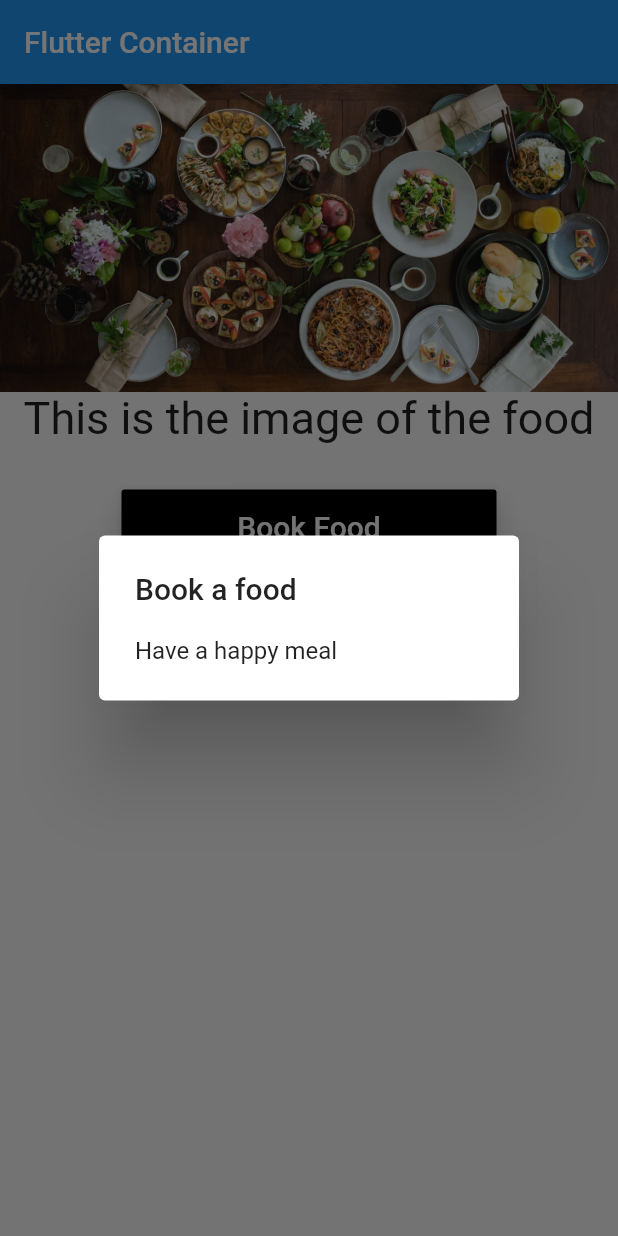
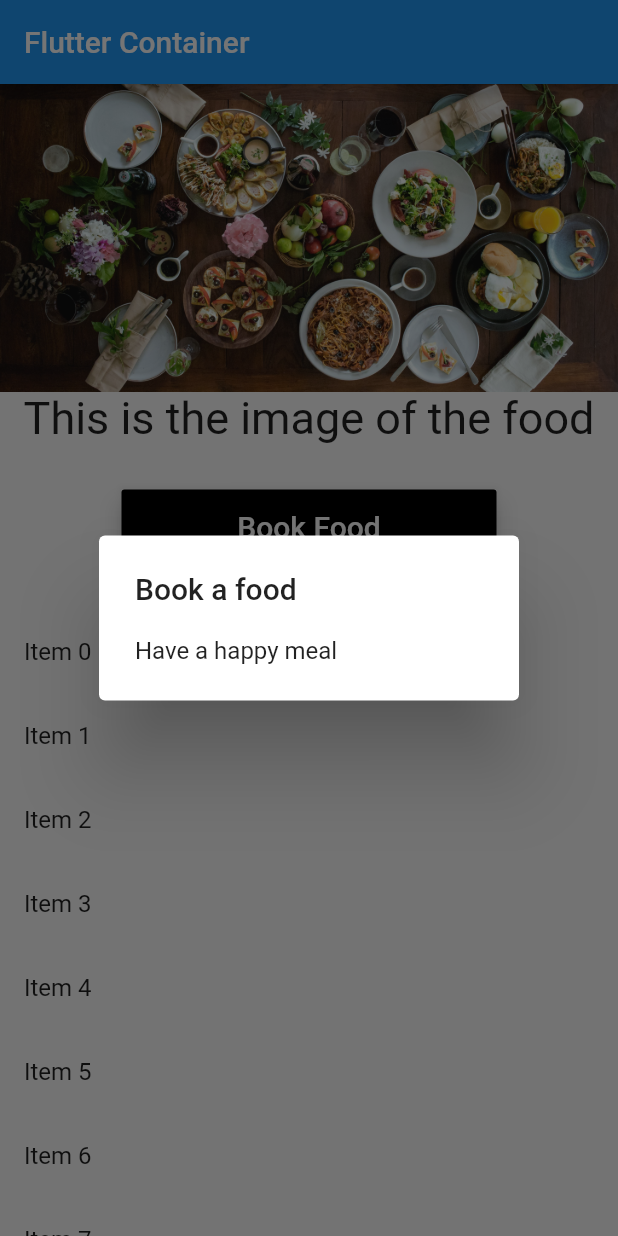
Before and after one commit to ajitkbaral/First-Flutter-App, a Flutter app: the screen it shows after launch, after a tap on "Book Food", on a phone screen of 412 x 824 dp. Run offline on Flutter 3.47's test engine with Material 2 defaults, Android fonts, the phone set to English and light mode, and no system bars.

Commit message:
Long list view added

```diff
--- a/lib/app_screens/home.dart
+++ b/lib/app_screens/home.dart
@@ -14,12 +14,40 @@ class Home extends StatelessWidget {
             "This is the image of the food",
             style: TextStyle(fontSize: 30.0),
           ),
-          FoodBookButton()
+          FoodBookButton(),
+          Expanded(
+            child: getListView(),
+          )
         ],
       )
 
     );
   }
+}
+
+//Create a data source for list view
+
+List<String> getListElements() {
+  var items = List<String>.generate(100, (counter)=>"Item $counter");
+  return items;
+}
+
+Widget getListView() {
+  var listItems = getListElements();
+
+  var listView = ListView.builder(
+    itemCount: listItems.length,
+    itemBuilder: (context, index) {
+      return ListTile(
+        title: Text(listItems[index]),
+        onTap: () {
+          debugPrint('$index is pressed');
+        },
+      );
+    },
+  );
+
+  return listView;
 }
 
 class FoodImageAsset extends StatelessWidget {
```
